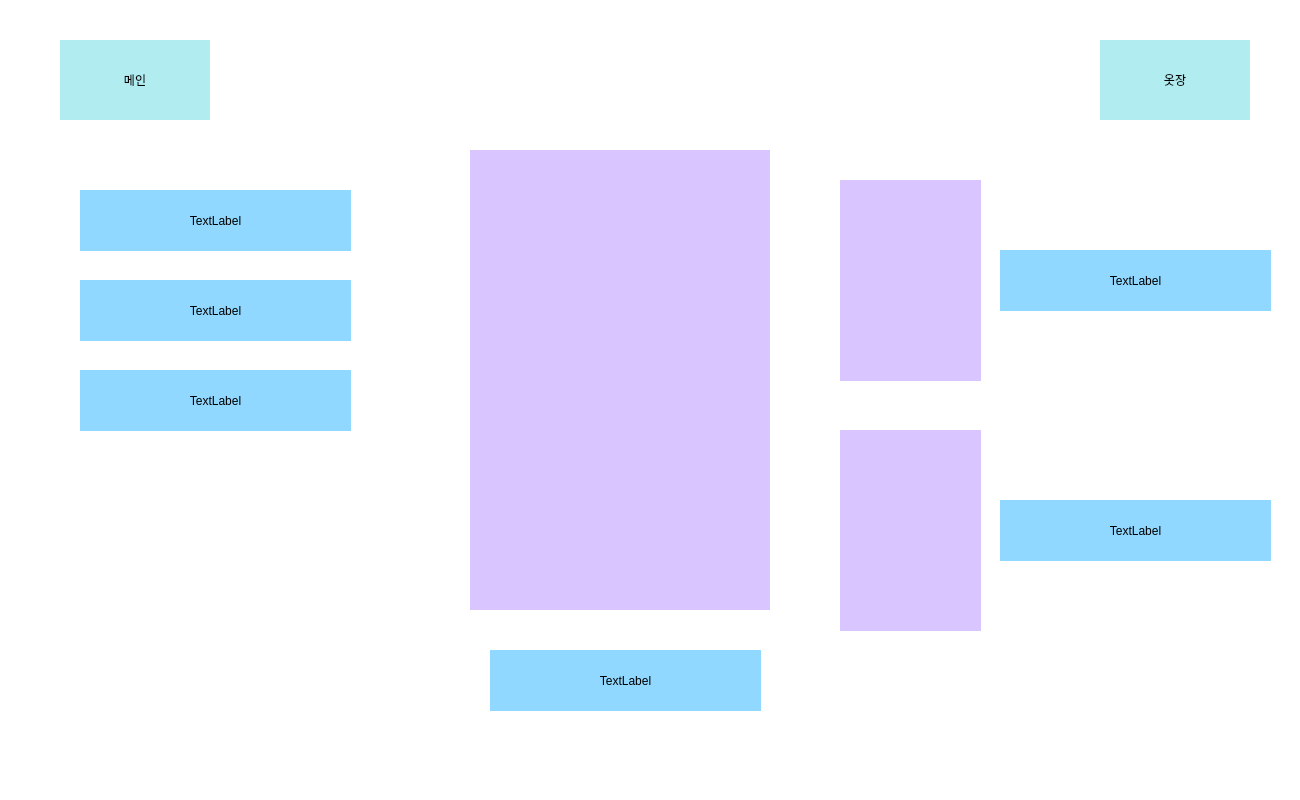
Before: the Qt Designer form _uiFile/viewRecommend.ui in jonga0209/Python_weatherPicker, drawn with Qt 5.
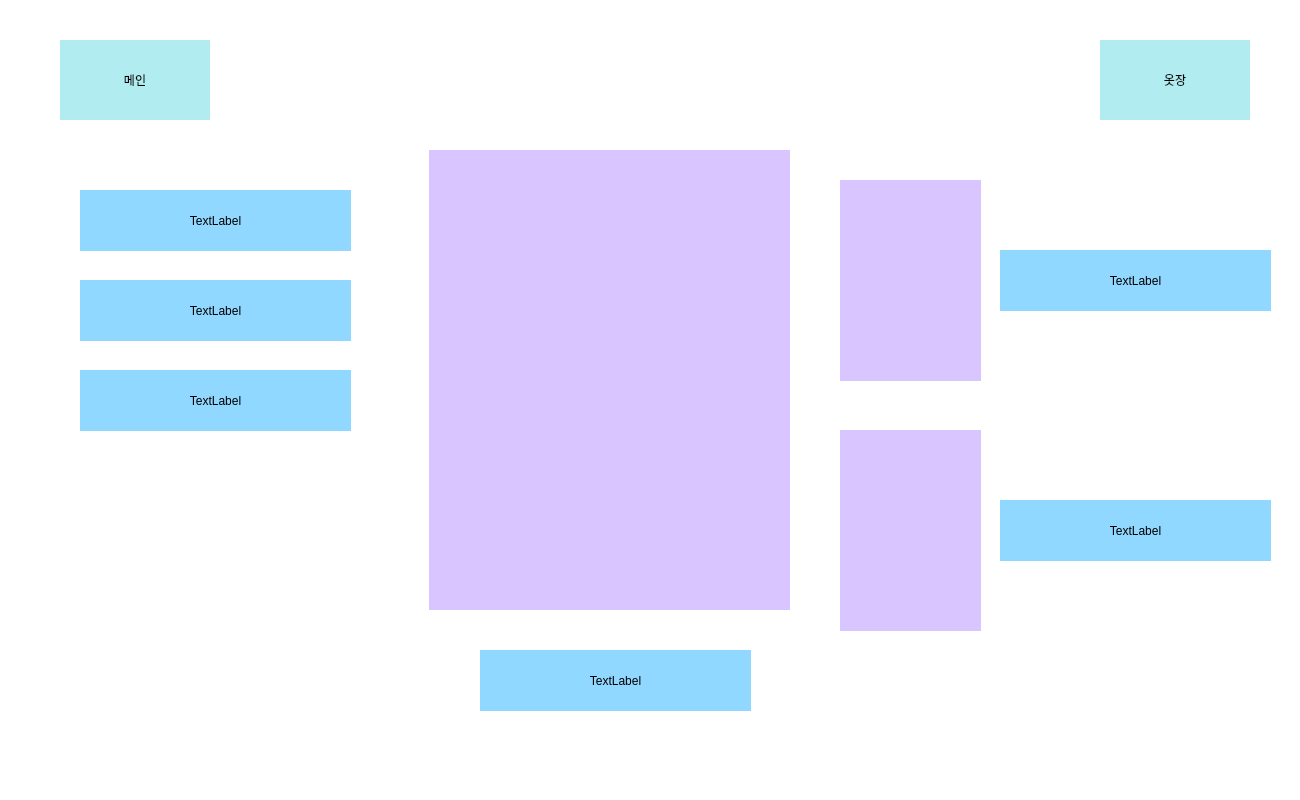
After: the same form once the commit is applied.

Commit message: View add 수정

What changed in the file:
```diff
--- a/_uiFile/viewRecommend.ui
+++ b/_uiFile/viewRecommend.ui
@@ -127,9 +127,9 @@
   <widget class="QLabel" name="r_img_clothes1">
    <property name="geometry">
     <rect>
-     <x>470</x>
+     <x>429</x>
      <y>150</y>
-     <width>300</width>
+     <width>361</width>
      <height>460</height>
     </rect>
    </property>
@@ -147,7 +147,7 @@
   <widget class="QLabel" name="r_la_clothes1">
    <property name="geometry">
     <rect>
-     <x>490</x>
+     <x>480</x>
      <y>650</y>
      <width>271</width>
      <height>61</height>
```
The commit also changes 3 other files.
